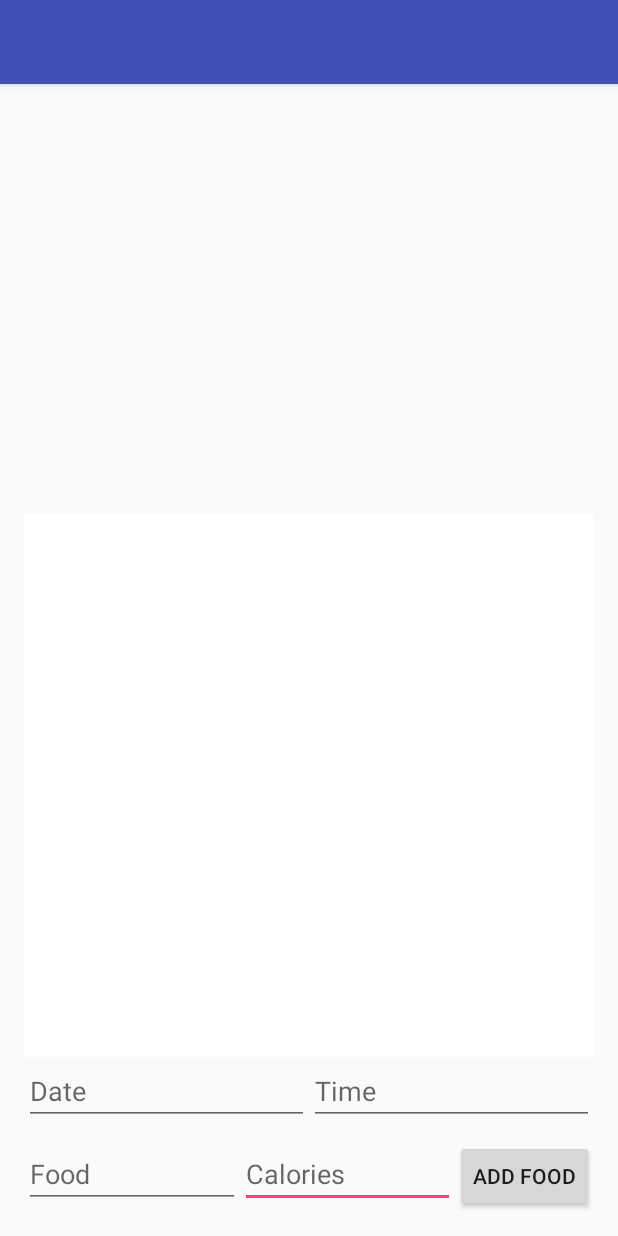
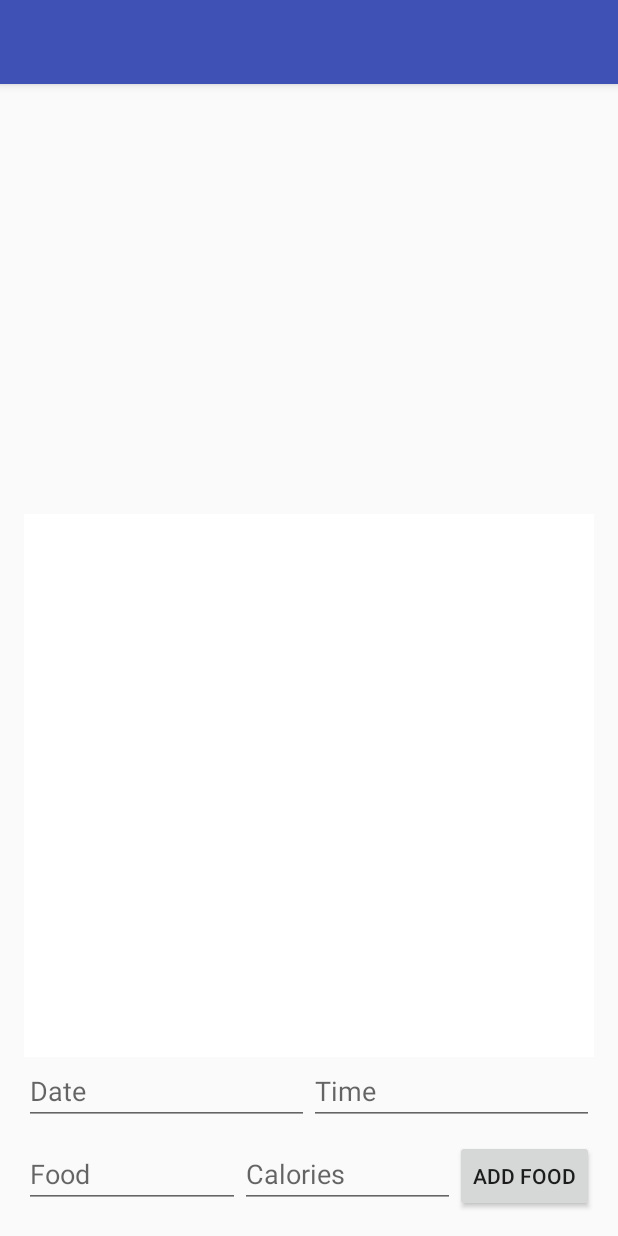
Before and after one commit to jschmuland/AndroidGroupProject, an Android app: the layout activity_food_tracker.xml on its own in the app's theme, with its tools: preview values and no code run, on a phone screen of 412 x 824 dp. Run offline under Robolectric (Android 15) with nearby library versions, the phone set to English and light mode, and no system bars.

Commit message:
minor fix

```diff
--- a/app/src/main/res/layout/activity_food_tracker.xml
+++ b/app/src/main/res/layout/activity_food_tracker.xml
@@ -83,9 +83,9 @@
                 android:layout_weight="1"
                 android:ems="10"
                 android:hint="@string/calories"
-                android:inputType="number" />
-            <!--android:focusable="false"-->
-            <!--android:clickable="false"-->
+                android:inputType="number"
+            android:focusable="false"
+            android:clickable="false"/>
             <Button
                 android:id="@+id/addItemButton"
                 style="@style/Widget.AppCompat.Button"
```
